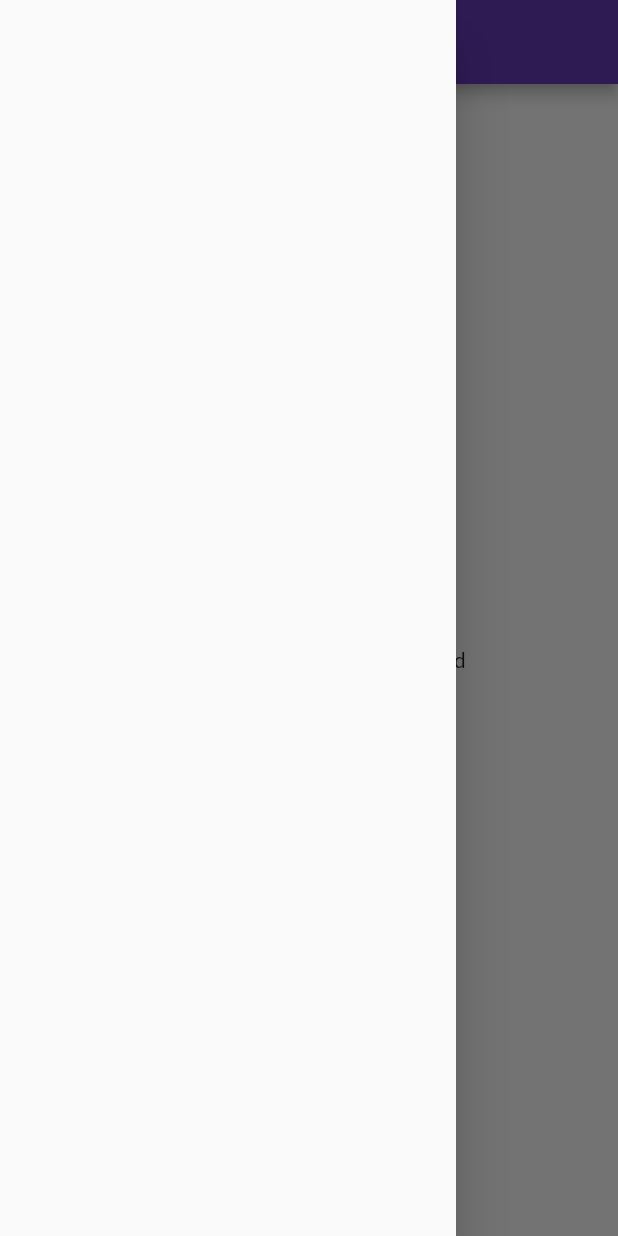
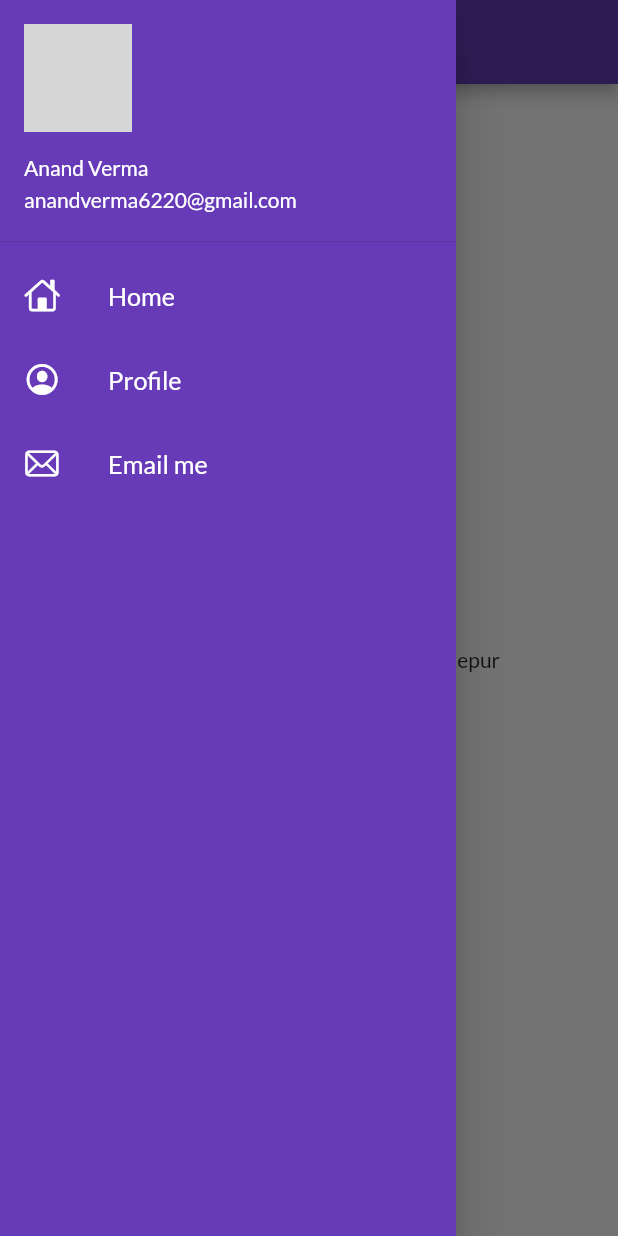
Before and after one commit to campainer/MyCatalogapp, a Flutter app: the HomePage screen opened by its route, with the side drawer open, on a phone screen of 412 x 824 dp. Run offline on Flutter 3.47's test engine with Material 2 defaults, Android fonts, the phone set to English and light mode, and no system bars; our stand-ins replace google_fonts; network calls fail; grey boxes are pictures that could not be loaded.

Commit message:
Day 9 completed

```diff
--- a/lib/pages/home_page.dart
+++ b/lib/pages/home_page.dart
@@ -1,8 +1,9 @@
 import 'package:flutter/material.dart';
+import 'package:myapp/widgets/drawer.dart';
 
 class HomePage extends StatelessWidget {
-  final String name = "Anand";
-  final int day = 30;
+  final int days = 30;
+  final String name = "Codepur";
   @override
   Widget build(BuildContext context) {
     return Scaffold(
@@ -10,9 +11,11 @@ class HomePage extends StatelessWidget {
         title: Text("Catalog App"),
       ),
       body: Center(
-        child: Text("Hi this is $day days of code by $name"),
+        child: Container(
+          child: Text("Welcome to $days days of flutter by $name"),
+        ),
       ),
-      drawer: Drawer(),
+      drawer: MyDrawer(),
     );
   }
 }
--- /dev/null
+++ b/lib/widgets/drawer.dart
@@ -0,0 +1,70 @@
+import 'package:flutter/cupertino.dart';
+import 'package:flutter/material.dart';
+
+class MyDrawer extends StatelessWidget {
+  @override
+  Widget build(BuildContext context) {
+    final imageUrl =
+        "https://static.wikia.nocookie.net/naruto/images/2/27/Kakashi_Hatake.png/revision/latest/scale-to-width-down/300?cb=20170628120149";
+    return Drawer(
+      child: Container(
+        color: Colors.deepPurple,
+        child: ListView(
+          padding: EdgeInsets.zero,
+          children: [
+            DrawerHeader(
+              padding: EdgeInsets.zero,
+              child: UserAccountsDrawerHeader(
+                margin: EdgeInsets.zero,
+                accountName: Text("Anand Verma"),
+                accountEmail: Text("anandverma6220@gmail.com"),
+                currentAccountPicture: CircleAvatar(
+                  backgroundImage: NetworkImage(imageUrl),
+                ),
+              ),
+            ),
+            ListTile(
+              leading: Icon(
+                CupertinoIcons.home,
+                color: Colors.white,
+              ),
+              title: Text(
+                "Home",
+                textScaleFactor: 1.2,
+                style: TextStyle(
+                  color: Colors.white,
+                ),
+              ),
+            ),
+            ListTile(
+              leading: Icon(
+                CupertinoIcons.profile_circled,
+                color: Colors.white,
+              ),
+              title: Text(
+                "Profile",
+                textScaleFactor: 1.2,
+                style: TextStyle(
+                  color: Colors.white,
+                ),
+              ),
+            ),
+            ListTile(
+              leading: Icon(
+                CupertinoIcons.mail,
+                color: Colors.white,
+              ),
+              title: Text(
+                "Email me",
+                textScaleFactor: 1.2,
+                style: TextStyle(
+                  color: Colors.white,
+                ),
+              ),
+            )
+          ],
+        ),
+      ),
+    );
+  }
+}
```
